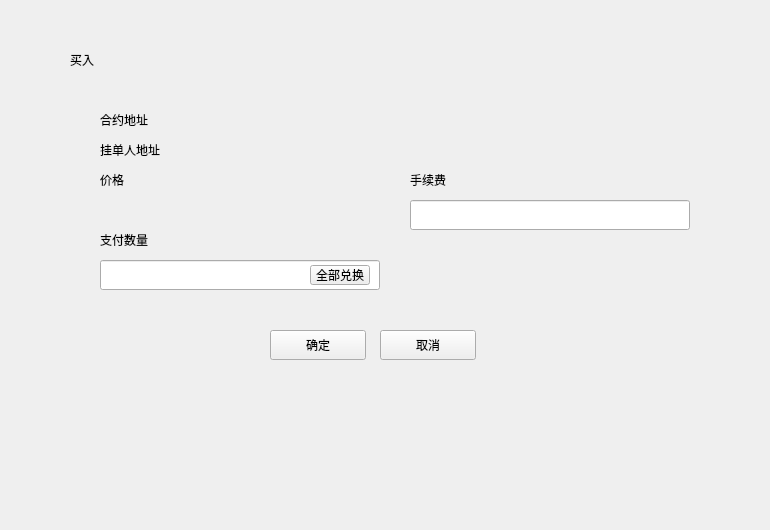
The window that exchange/BuyOrderWidget.ui (HcashOrg/hx-indicator) describes before a commit, drawn with Qt 5.
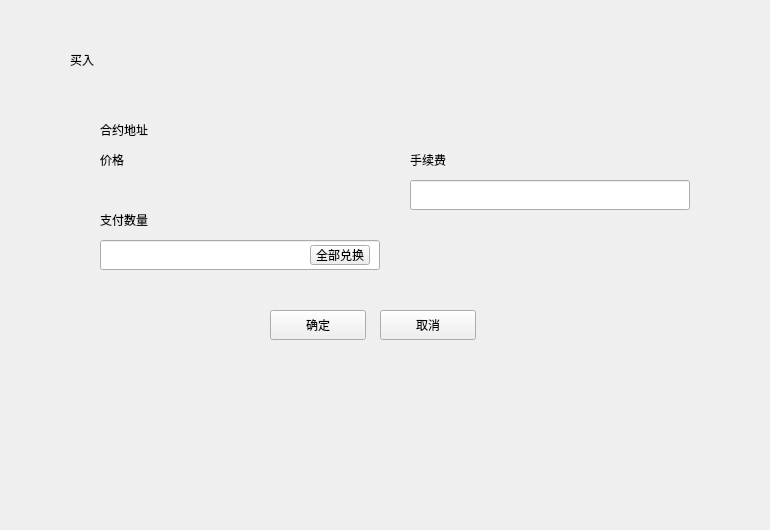
The same window after the commit.

```diff
--- a/exchange/BuyOrderWidget.ui
+++ b/exchange/BuyOrderWidget.ui
@@ -10,6 +10,11 @@
     <height>530</height>
    </rect>
   </property>
+  <property name="font">
+   <font>
+    <family>微软雅黑</family>
+   </font>
+  </property>
   <property name="windowTitle">
    <string>Form</string>
   </property>
@@ -35,14 +40,14 @@
      <x>50</x>
      <y>100</y>
      <width>670</width>
-     <height>350</height>
+     <height>280</height>
     </rect>
    </property>
    <widget class="QLabel" name="priceLabel2">
     <property name="geometry">
      <rect>
       <x>50</x>
-      <y>70</y>
+      <y>50</y>
       <width>100</width>
       <height>20</height>
      </rect>
@@ -55,7 +60,7 @@
     <property name="geometry">
      <rect>
       <x>360</x>
-      <y>100</y>
+      <y>80</y>
       <width>280</width>
       <height>30</height>
      </rect>
@@ -65,7 +70,7 @@
     <property name="geometry">
      <rect>
       <x>50</x>
-      <y>100</y>
+      <y>80</y>
       <width>200</width>
       <height>20</height>
      </rect>
@@ -78,7 +83,7 @@
     <property name="geometry">
      <rect>
       <x>50</x>
-      <y>160</y>
+      <y>140</y>
       <width>280</width>
       <height>30</height>
      </rect>
@@ -88,7 +93,7 @@
     <property name="geometry">
      <rect>
       <x>330</x>
-      <y>230</y>
+      <y>210</y>
       <width>96</width>
       <height>30</height>
      </rect>
@@ -107,7 +112,7 @@
     <property name="geometry">
      <rect>
       <x>260</x>
-      <y>165</y>
+      <y>145</y>
       <width>60</width>
       <height>20</height>
      </rect>
@@ -120,7 +125,7 @@
     <property name="geometry">
      <rect>
       <x>50</x>
-      <y>130</y>
+      <y>110</y>
       <width>100</width>
       <height>20</height>
      </rect>
@@ -133,7 +138,7 @@
     <property name="geometry">
      <rect>
       <x>360</x>
-      <y>70</y>
+      <y>50</y>
       <width>100</width>
       <height>20</height>
      </rect>
@@ -146,7 +151,7 @@
     <property name="geometry">
      <rect>
       <x>220</x>
-      <y>230</y>
+      <y>210</y>
       <width>96</width>
       <height>30</height>
      </rect>
@@ -165,7 +170,7 @@
     <property name="geometry">
      <rect>
       <x>50</x>
-      <y>10</y>
+      <y>20</y>
       <width>100</width>
       <height>20</height>
      </rect>
@@ -178,7 +183,7 @@
     <property name="geometry">
      <rect>
       <x>160</x>
-      <y>10</y>
+      <y>20</y>
       <width>300</width>
       <height>20</height>
      </rect>
@@ -186,31 +191,8 @@
     <property name="text">
      <string/>
     </property>
-   </widget>
-   <widget class="QLabel" name="label_8">
-    <property name="geometry">
-     <rect>
-      <x>50</x>
-      <y>40</y>
-      <width>100</width>
-      <height>20</height>
-     </rect>
-    </property>
-    <property name="text">
-     <string>挂单人地址</string>
-    </property>
-   </widget>
-   <widget class="QLabel" name="ownerAddressLabel">
-    <property name="geometry">
-     <rect>
-      <x>160</x>
-      <y>40</y>
-      <width>300</width>
-      <height>20</height>
-     </rect>
-    </property>
-    <property name="text">
-     <string/>
+    <property name="textInteractionFlags">
+     <set>Qt::LinksAccessibleByMouse|Qt::TextSelectableByMouse</set>
     </property>
    </widget>
   </widget>
```
Left out of the diff: 3 changed lines with no effect on the pictures.
